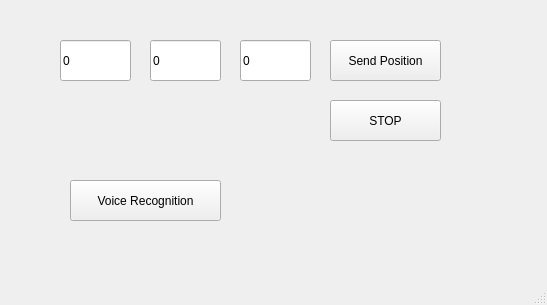
Old version of the form server_UI/GUI.ui in the repository DaDa0413/Ward-Visiting-Robot-Based-on-Autonomous-Indoor-Navigation.
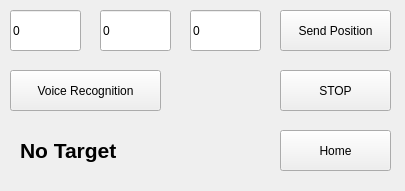
New version of the form.

Commit message: simplified server ui

Patch:
```diff
--- a/server_UI/GUI.ui
+++ b/server_UI/GUI.ui
@@ -6,8 +6,8 @@
    <rect>
     <x>0</x>
     <y>0</y>
-    <width>547</width>
-    <height>305</height>
+    <width>405</width>
+    <height>191</height>
    </rect>
   </property>
   <property name="windowTitle">
@@ -17,8 +17,8 @@
    <widget class="QPushButton" name="btn_voice_rec">
     <property name="geometry">
      <rect>
-      <x>70</x>
-      <y>180</y>
+      <x>10</x>
+      <y>70</y>
       <width>151</width>
       <height>41</height>
      </rect>
@@ -30,8 +30,8 @@
    <widget class="QPushButton" name="btn_send_pos">
     <property name="geometry">
      <rect>
-      <x>330</x>
-      <y>40</y>
+      <x>280</x>
+      <y>10</y>
       <width>111</width>
       <height>41</height>
      </rect>
@@ -43,8 +43,8 @@
    <widget class="QLineEdit" name="pos_x">
     <property name="geometry">
      <rect>
-      <x>60</x>
-      <y>40</y>
+      <x>10</x>
+      <y>10</y>
       <width>71</width>
       <height>41</height>
      </rect>
@@ -56,8 +56,8 @@
    <widget class="QLineEdit" name="pos_y">
     <property name="geometry">
      <rect>
-      <x>150</x>
-      <y>40</y>
+      <x>100</x>
+      <y>10</y>
       <width>71</width>
       <height>41</height>
      </rect>
@@ -69,8 +69,8 @@
    <widget class="QLineEdit" name="pos_h">
     <property name="geometry">
      <rect>
-      <x>240</x>
-      <y>40</y>
+      <x>190</x>
+      <y>10</y>
       <width>71</width>
       <height>41</height>
      </rect>
@@ -82,8 +82,8 @@
    <widget class="QPushButton" name="btn_stop">
     <property name="geometry">
      <rect>
-      <x>330</x>
-      <y>100</y>
+      <x>280</x>
+      <y>70</y>
       <width>111</width>
       <height>41</height>
      </rect>
@@ -92,8 +92,40 @@
      <string>STOP</string>
     </property>
    </widget>
+   <widget class="QLabel" name="message">
+    <property name="geometry">
+     <rect>
+      <x>20</x>
+      <y>120</y>
+      <width>251</width>
+      <height>61</height>
+     </rect>
+    </property>
+    <property name="font">
+     <font>
+      <pointsize>16</pointsize>
+      <weight>75</weight>
+      <bold>true</bold>
+     </font>
+    </property>
+    <property name="text">
+     <string>No Target</string>
+    </property>
+   </widget>
+   <widget class="QPushButton" name="btn_home">
+    <property name="geometry">
+     <rect>
+      <x>280</x>
+      <y>130</y>
+      <width>111</width>
+      <height>41</height>
+     </rect>
+    </property>
+    <property name="text">
+     <string>Home</string>
+    </property>
+   </widget>
   </widget>
-  <widget class="QStatusBar" name="statusbar"/>
  </widget>
  <resources/>
  <connections/>
```
The commit also changes 2 other files.
